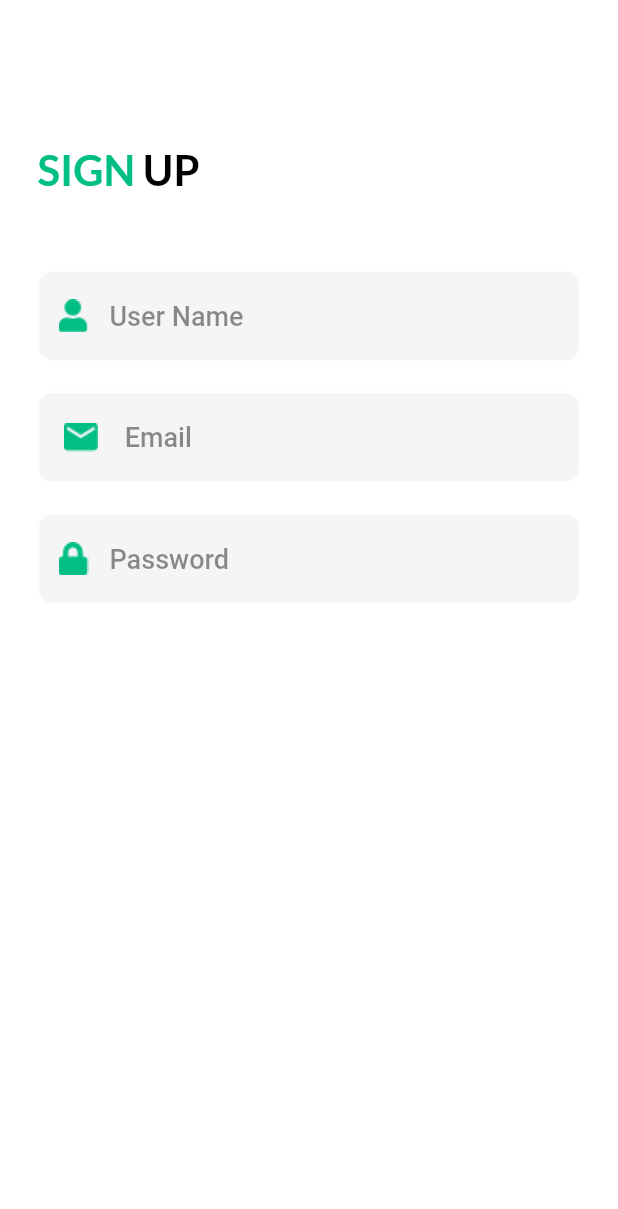
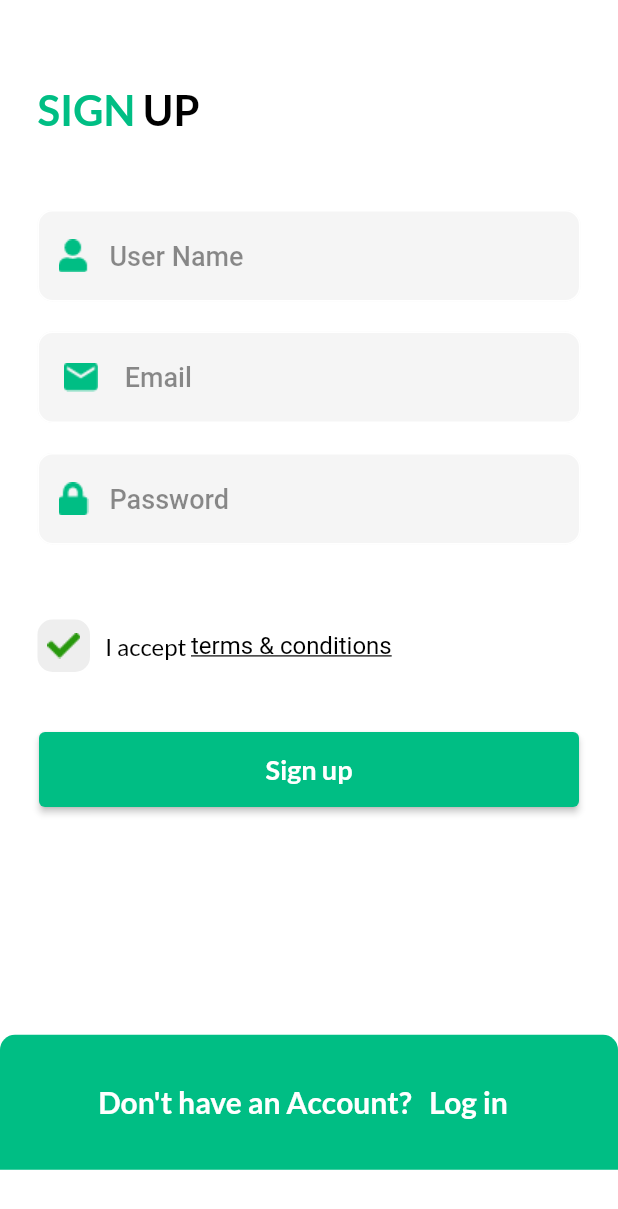
Before and after one commit to ihebmeftah/E-commerce-Full-App-Web-Getx---Firebase-Mvc, a Flutter app: the SignupScreen screen opened by its route, on a phone screen of 412 x 824 dp. Shown: the top 1209 px of the screen. Run offline on Flutter 3.47's test engine with Material 2 defaults, Android fonts, the phone set to English and light mode, and no system bars; our stand-ins replace animated_text_kit, get, google_fonts.

Commit message:
Complete SignUp Screen Design Ui

```diff
--- a/lib/view/screens/auth/signup.dart
+++ b/lib/view/screens/auth/signup.dart
@@ -1,7 +1,10 @@
 // ignore_for_file: must_be_immutable
 
 import 'package:ecommerceapp/utils/theme.dart';
+import 'package:ecommerceapp/view/widgets/authbutton.dart';
 import 'package:ecommerceapp/view/widgets/authfields.dart';
+import 'package:ecommerceapp/view/widgets/bottomcontainer.dart';
+import 'package:ecommerceapp/view/widgets/checkwidget.dart';
 import 'package:ecommerceapp/view/widgets/textutils.dart';
 import 'package:flutter/material.dart';
 
@@ -20,11 +23,16 @@ class SignupScreen extends StatelessWidget {
           elevation: 0,
         ),
         body: SingleChildScrollView(
-          child: SizedBox(
+          child: Column(
+            children: [
+              SizedBox(
                 width: double.infinity,
                 height: MediaQuery.of(context).size.height / 1.3,
                 child: Padding(
-              padding: const EdgeInsets.only(left: 25, right: 25, top: 40),
+                  padding: const EdgeInsets.only(
+                    left: 25,
+                    right: 25,
+                  ),
                   child: Column(
                     children: [
                       Row(
@@ -78,11 +86,26 @@ class SignupScreen extends StatelessWidget {
                         hText: 'Password',
                       ),
                       const SizedBox(
-                    height: 20,
-                  )
+                        height: 50,
+                      ),
+                      const CheckWidget(),
+                      const SizedBox(
+                        height: 40,
+                      ),
+                      AuthButton(
+                        onPressed: () {},
+                        txt: 'Sign up',
+                      ),
                     ],
                   ),
                 ),
+              ),
+              BottomContainer(
+                onPress: () {},
+                txt: "Don't have an Account? ",
+                txt2: 'Log in',
+              ),
+            ],
           ),
         ),
       ),
--- /dev/null
+++ b/lib/view/widgets/authbutton.dart
@@ -0,0 +1,23 @@
+import 'package:ecommerceapp/utils/theme.dart';
+import 'package:ecommerceapp/view/widgets/textutils.dart';
+import 'package:flutter/material.dart';
+
+class AuthButton extends StatelessWidget {
+  final String txt;
+  final Function() onPressed;
+  const AuthButton({required this.txt,required this.onPressed, Key? key}) : super(key: key);
+
+  @override
+  Widget build(BuildContext context) {
+    return ElevatedButton(
+      style: ElevatedButton.styleFrom(
+          primary: mainColor, minimumSize: const Size(360, 50)),
+      onPressed: onPressed,
+      child: TextUtils(
+          clr: Colors.white,
+          txt: txt,
+          fontSize: 18,
+          fontWeight: FontWeight.bold),
+    );
+  }
+}
--- /dev/null
+++ b/lib/view/widgets/bottomcontainer.dart
@@ -0,0 +1,41 @@
+import 'package:ecommerceapp/utils/theme.dart';
+import 'package:ecommerceapp/view/widgets/textutils.dart';
+import 'package:flutter/material.dart';
+
+class BottomContainer extends StatelessWidget {
+  final String txt, txt2;
+  final Function() onPress;
+  const BottomContainer(
+      {required this.txt, required this.txt2, required this.onPress, Key? key})
+      : super(key: key);
+
+  @override
+  Widget build(BuildContext context) {
+    return Container(
+      width: double.infinity,
+      height: 90,
+      decoration: const BoxDecoration(
+        color: mainColor,
+        borderRadius: BorderRadius.only(
+            topLeft: Radius.circular(10), topRight: Radius.circular(10)),
+      ),
+      child: Row(
+        mainAxisAlignment: MainAxisAlignment.center,
+        children: [
+          TextUtils(
+              clr: Colors.white,
+              txt: txt,
+              fontSize: 20,
+              fontWeight: FontWeight.bold),
+          TextButton(
+              onPressed: onPress,
+              child: TextUtils(
+                  clr: Colors.white,
+                  txt: txt2,
+                  fontSize: 20,
+                  fontWeight: FontWeight.bold))
+        ],
+      ),
+    );
+  }
+}
--- /dev/null
+++ b/lib/view/widgets/checkwidget.dart
@@ -0,0 +1,44 @@
+import 'package:ecommerceapp/view/widgets/textutils.dart';
+import 'package:flutter/material.dart';
+
+class CheckWidget extends StatelessWidget {
+  const CheckWidget({Key? key}) : super(key: key);
+
+  @override
+  Widget build(BuildContext context) {
+    return Row(
+      children: [
+        InkWell(
+          child: Container(
+            height: 35,
+            width: 35,
+            decoration: BoxDecoration(
+                color: Colors.grey.shade200,
+                borderRadius: BorderRadius.circular(10)),
+            child: Image.asset("images/check.png"),
+          ),
+        ),
+        const SizedBox(
+          width: 10,
+        ),
+        Row(
+          children: const [
+            TextUtils(
+                clr: Colors.black,
+                txt: 'I accept ',
+                fontSize: 16,
+                fontWeight: FontWeight.normal),
+            Text(
+              'terms & conditions',
+              style: TextStyle(
+                  fontSize: 16 ,
+                  fontWeight: FontWeight.normal,
+                  color: Colors.black,
+                  decoration: TextDecoration.underline),
+            )
+          ],
+        )
+      ],
+    );
+  }
+}
```
Lines whose indentation alone changed are shown as unchanged.
